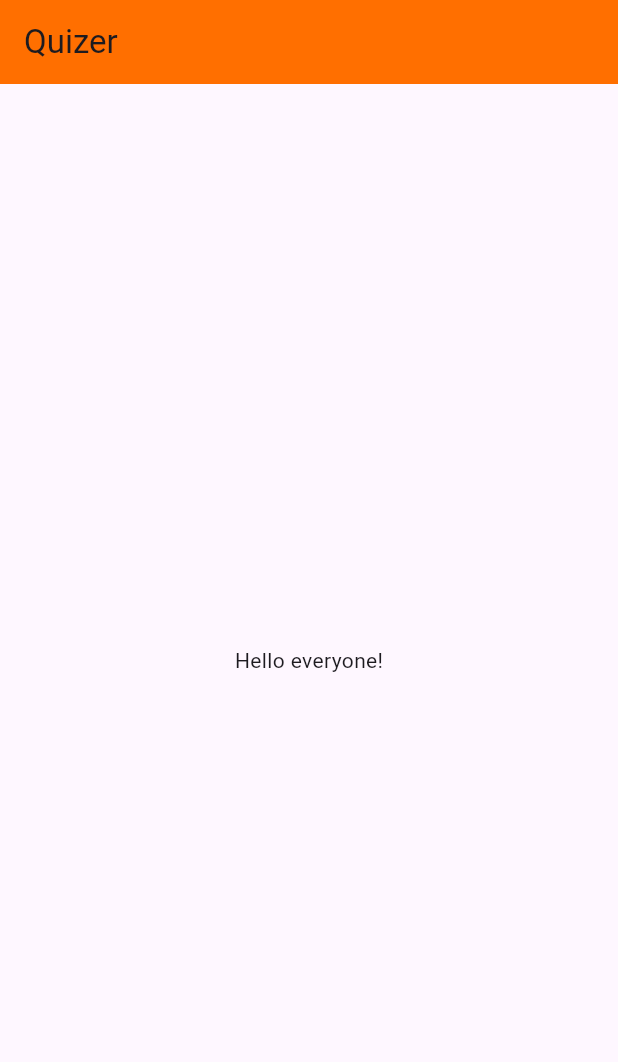
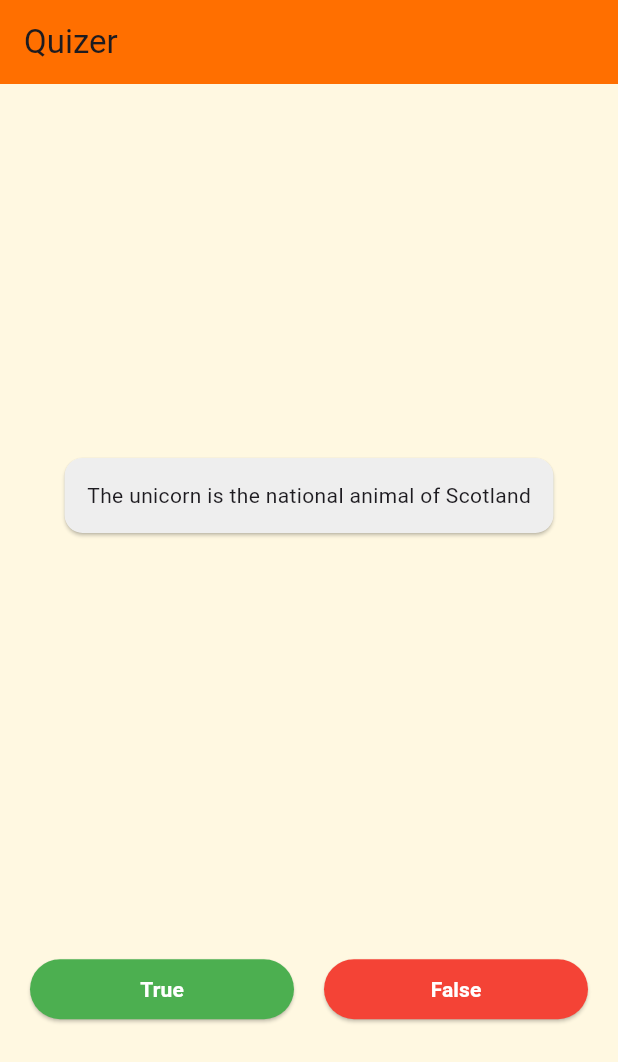
Before and after one commit to yaroslavsolokha/quizer, a Flutter app: the screen it shows after launch, on a phone screen of 412 x 824 dp. Shown: the top 1062 px of the screen. Run offline on Flutter 3.47's test engine with Material 3 defaults, Android fonts, the light colour scheme and no system bars.

Commit message:
version before reviewing

```diff
--- /dev/null
+++ b/lib/classes/question.dart
@@ -0,0 +1,9 @@
+class Question {
+  const Question({
+    required this.question,
+    required this.answer,
+  });
+
+  final String question;
+  final bool answer;
+}
--- /dev/null
+++ b/lib/data/questions.dart
@@ -0,0 +1,48 @@
+import 'package:quizer/classes/question.dart';
+
+const List<Question> questions = [
+  Question(
+    question: 'The unicorn is the national animal of Scotland',
+    answer: true,
+  ),
+  Question(
+    question: 'A cross between a horse and a zebra is called a \'Hobra\'',
+    answer: false,
+  ),
+  Question(
+    question: 'A lion\'s roar can be heard up to eight kilometres away',
+    answer: true,
+  ),
+  Question(
+    question: 'Canis lupur is the scientific name for a wolf',
+    answer: false,
+  ),
+  Question(
+    question: 'An octopus has three hearts',
+    answer: true,
+  ),
+  Question(
+    question: 'Fish cannot blink',
+    answer: true,
+  ),
+  Question(
+    question: 'Goldfish have a two second memory',
+    answer: false,
+  ),
+  Question(
+    question: 'In Finding Nemo the protagonist is a pufferfish',
+    answer: false,
+  ),
+  Question(
+    question: 'The first animal sent into space was a monkey',
+    answer: false,
+  ),
+  Question(
+    question: 'In Harry Potter, Draco Malfoy has no siblings',
+    answer: true,
+  ),
+  Question(
+    question: 'Walt Disney holds the record for the most Oscars',
+    answer: true,
+  ),
+];
--- a/lib/main.dart
+++ b/lib/main.dart
@@ -1,5 +1,5 @@
 import 'package:flutter/material.dart';
-import 'package:quizer/screens/main.dart';
+import 'package:quizer/screens/homepage.dart';
 
 void main() {
   runApp(const MaterialApp(
--- /dev/null
+++ b/lib/screens/homepage.dart
@@ -0,0 +1,98 @@
+import 'package:flutter/material.dart';
+import 'package:quizer/data/questions.dart';
+import 'package:quizer/widgets/button.dart';
+
+class MainScreen extends StatefulWidget {
+  const MainScreen({super.key});
+
+  @override
+  State<MainScreen> createState() => _MainScreenState();
+}
+
+class _MainScreenState extends State<MainScreen> {
+  int _currentQuestionId = 0;
+  List<Icon> _answers = [];
+
+  void _onPressed(bool userAnswer) {
+    setState(() {
+      if (userAnswer == questions[_currentQuestionId].answer) {
+        _answers.add(const Icon(
+          Icons.check,
+          color: Colors.green,
+        ));
+      } else {
+        _answers.add(const Icon(
+          Icons.close,
+          color: Colors.red,
+        ));
+      }
+
+      if (_currentQuestionId < questions.length - 1) {
+        _currentQuestionId++;
+      } else {
+        _currentQuestionId = 0;
+        _answers = [];
+
+        ScaffoldMessenger.of(context).showSnackBar(const SnackBar(
+          content: Text('Quiz was finished and reseted'),
+        ));
+      }
+    });
+  }
+
+  @override
+  Widget build(BuildContext context) {
+    return Scaffold(
+      backgroundColor: Colors.amber[50],
+      appBar: AppBar(
+        backgroundColor: Colors.amber[900],
+        title: const Text('Quizer'),
+      ),
+      body: SafeArea(
+        child: Container(
+          padding: const EdgeInsets.symmetric(horizontal: 20),
+          child: Column(
+            children: [
+              Expanded(
+                flex: 5,
+                child: Center(
+                  child: Card(
+                    color: Colors.grey[200],
+                    child: Padding(
+                      padding: const EdgeInsets.all(15),
+                      child: Text(
+                        questions[_currentQuestionId].question,
+                      ),
+                    ),
+                  ),
+                ),
+              ),
+              Expanded(
+                child: Row(
+                  children: [
+                    Button(
+                      answer: true,
+                      color: Colors.green,
+                      onPress: _onPressed,
+                    ),
+                    const SizedBox(width: 20),
+                    Button(
+                      answer: false,
+                      color: Colors.red,
+                      onPress: _onPressed,
+                    ),
+                  ],
+                ),
+              ),
+              Expanded(
+                child: Row(
+                  children: _answers,
+                ),
+              )
+            ],
+          ),
+        ),
+      ),
+    );
+  }
+}
--- a/lib/screens/main.dart
+++ /dev/null
@@ -1,23 +0,0 @@
-import 'package:flutter/material.dart';
-
-class MainScreen extends StatefulWidget {
-  const MainScreen({super.key});
-
-  @override
-  State<MainScreen> createState() => _MainScreenState();
-}
-
-class _MainScreenState extends State<MainScreen> {
-  @override
-  Widget build(BuildContext context) {
-    return Scaffold(
-      appBar: AppBar(
-        backgroundColor: Colors.amber[900],
-        title: const Text('Quizer'),
-      ),
-      body: const Center(
-        child: Text('Hello everyone!'),
-      ),
-    );
-  }
-}
--- /dev/null
+++ b/lib/widgets/button.dart
@@ -0,0 +1,34 @@
+import 'package:flutter/material.dart';
+
+class Button extends StatelessWidget {
+  const Button(
+      {super.key,
+      required this.answer,
+      required this.color,
+      required this.onPress});
+
+  final bool answer;
+  final Color color;
+  final void Function(bool answer) onPress;
+
+  @override
+  Widget build(BuildContext context) {
+    return Expanded(
+      child: ElevatedButton(
+        onPressed: () {
+          onPress(answer);
+        },
+        style: ElevatedButton.styleFrom(
+          backgroundColor: color,
+        ),
+        child: Text(
+          answer ? 'True' : 'False',
+          style: const TextStyle(
+            color: Colors.white,
+            fontWeight: FontWeight.bold,
+          ),
+        ),
+      ),
+    );
+  }
+}
```
